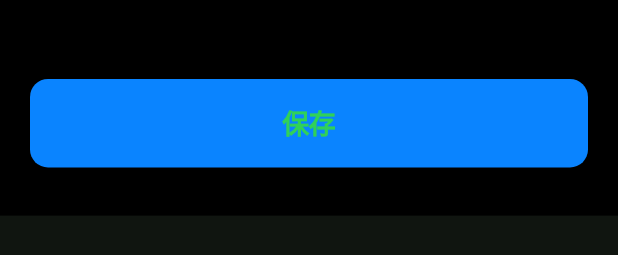
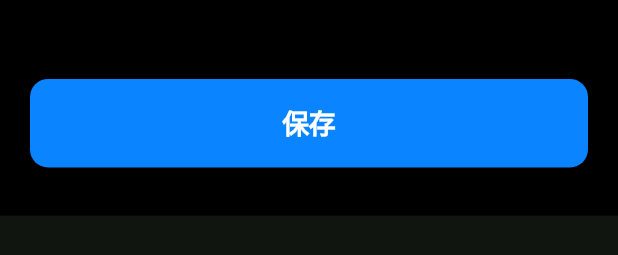
Before and after one commit to KonnoHaruto/ocr_budget_app, a Flutter app: the ManualTransactionScreen widget shown alone on an empty page, opened directly, on a phone screen of 412 x 824 dp. Shown: the part 897-1152 px from the top of the screen. Run offline on Flutter 3.47's test engine with Material 3 defaults, Android fonts, the phone set to English and light mode, and no system bars; our stand-ins replace cloud_firestore, firebase_auth, firebase_core, flutter_hooks, flutter_native_splash, flutter_riverpod and 3 more; accounts and stored records are empty.

Commit message:
支出追加画面のボタン文字色を変更

```diff
--- a/lib/src/features/budget/presentation/screens/manual_transaction_screen.dart
+++ b/lib/src/features/budget/presentation/screens/manual_transaction_screen.dart
@@ -144,6 +144,7 @@ class ManualTransactionScreen extends HookConsumerWidget {
                                       style: TextStyle(
                                         fontSize: 18,
                                         fontWeight: FontWeight.w600,
+                                        color: CupertinoColors.white,
                                       ),
                                     ),
                             ),
```
